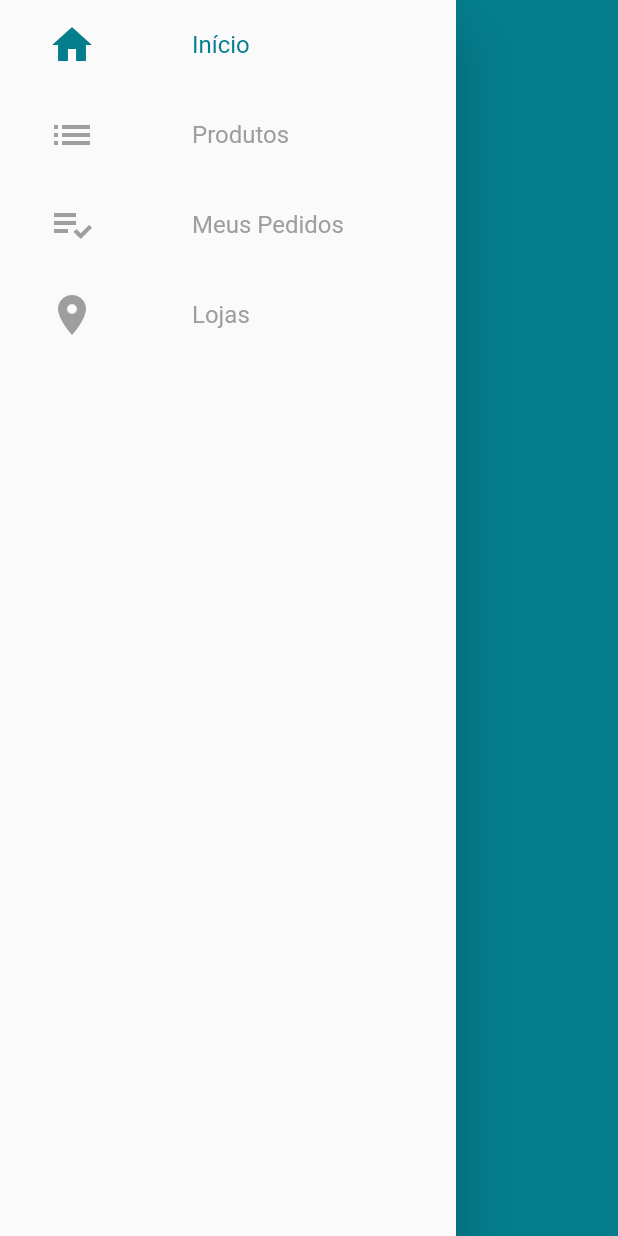
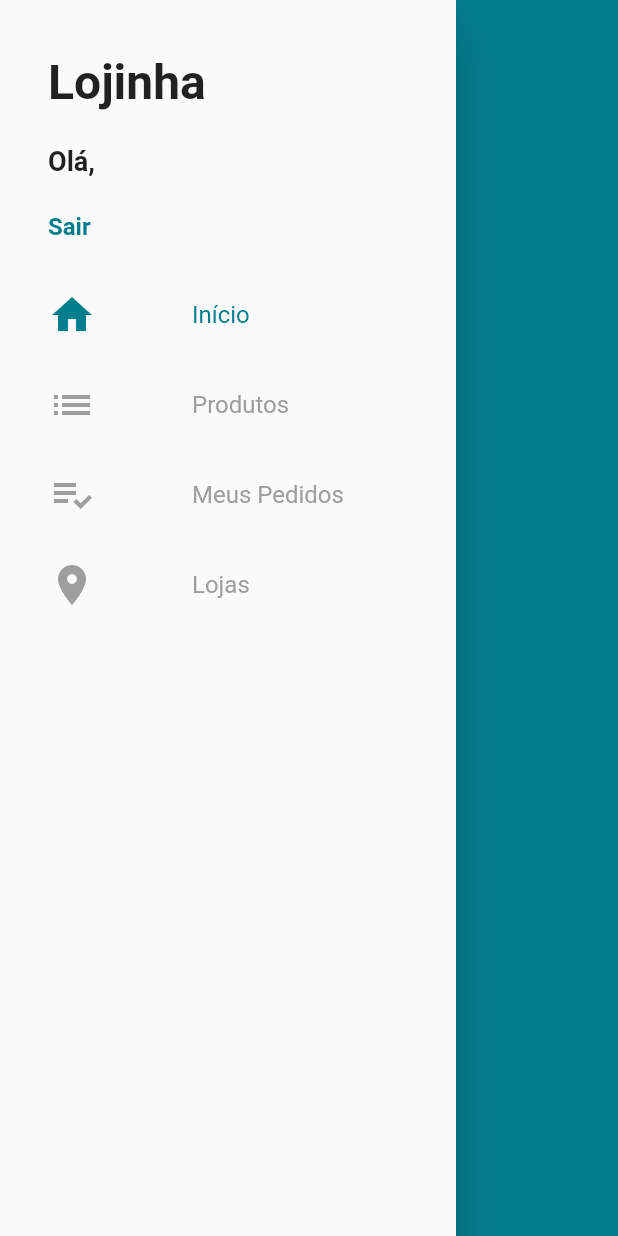
Before and after one commit to Luiz-fss/loja_virtual_completa, a Flutter app: the DrawerCustomizado widget shown alone on an empty page, opened directly, on a phone screen of 412 x 824 dp. Run offline on Flutter 3.47's test engine with Material 2 defaults, Android fonts, the phone set to English and light mode, and no system bars; our stand-ins replace cloud_firestore, firebase_auth, firebase_core; accounts and stored records are empty.

Commit message:
Fazendo o log off e criando o header do custom drawer

```diff
--- /dev/null
+++ b/lib/componentes-gerais/custom-drawer-header.dart
@@ -0,0 +1,66 @@
+import 'package:flutter/material.dart';
+import 'package:loja_virtual_completa/models/gerenciador-usuario.dart';
+import 'package:provider/provider.dart';
+
+class CustomDrawerHeader extends StatelessWidget {
+  CustomDrawerHeader({Key? key}) : super(key: key);
+
+  @override
+  Widget build(BuildContext context) {
+    return Container(
+      padding: const EdgeInsets.fromLTRB(32, 24, 16, 8),
+      height: 180,
+      child: Consumer<GerenciadorUsuario>(
+        builder: (_,gerenciadorUsuario,child){
+          return Column(
+            crossAxisAlignment: CrossAxisAlignment.start,
+            mainAxisAlignment: MainAxisAlignment.spaceAround,
+            children:  [
+              const Text(
+                "Lojinha",
+                style: TextStyle(
+                    fontSize: 32,
+                    fontWeight: FontWeight.bold
+                ),
+              ),
+              Text(
+                "Olá, ${gerenciadorUsuario.usuarioAtual?.nomeCompleto ?? ''}",
+                overflow: TextOverflow.ellipsis,
+                maxLines: 2,
+                style: const TextStyle(
+                  fontSize: 18,
+                  fontWeight: FontWeight.bold
+                ),
+              ),
+              GestureDetector(
+                onTap: (){
+                  if(gerenciadorUsuario.usuarioLogado){
+                    gerenciadorUsuario.signOut();
+                  }else{
+                    Navigator.pushNamed(context, "tela-login");
+                  }
+                },
+                child: Text(
+                 _retornarNomeUsuarioLogado(gerenciadorUsuario),
+                  style: TextStyle(
+                    color: Theme.of(context).primaryColor,
+                    fontSize: 16,
+                    fontWeight: FontWeight.bold
+                  ),
+                ),
+              )
+            ],
+          );
+        },
+      ),
+    );
+  }
+
+  String _retornarNomeUsuarioLogado(GerenciadorUsuario gerenciadorUsuario){
+    if( gerenciadorUsuario.usuarioLogado != null && gerenciadorUsuario.usuarioLogado){
+      return "Sair";
+    }else{
+      return "Entre ou cadastre-se >";
+    }
+  }
+}
--- a/lib/componentes-gerais/drawer-customizado.dart
+++ b/lib/componentes-gerais/drawer-customizado.dart
@@ -1,4 +1,5 @@
 import 'package:flutter/material.dart';
+import 'package:loja_virtual_completa/componentes-gerais/custom-drawer-header.dart';
 import 'package:loja_virtual_completa/componentes-gerais/item-drawer.dart';
 
 class DrawerCustomizado extends StatelessWidget {
@@ -8,7 +9,8 @@ class DrawerCustomizado extends StatelessWidget {
   Widget build(BuildContext context) {
     return Drawer(
       child: ListView(
-        children: const [
+        children:  [
+          CustomDrawerHeader(),
           ItemDrawer(iconData: Icons.home, titulo: "Início",pagina: 0),
           ItemDrawer(iconData: Icons.list, titulo: "Produtos",pagina: 1),
           ItemDrawer(iconData: Icons.playlist_add_check, titulo: "Meus Pedidos",pagina: 2,),
--- a/lib/main.dart
+++ b/lib/main.dart
@@ -5,6 +5,7 @@ import 'package:flutter/material.dart';
 import 'package:loja_virtual_completa/models/gerenciador-usuario.dart';
 import 'package:loja_virtual_completa/models/usuario-model.dart';
 import 'package:loja_virtual_completa/telas/login/cadastro-conta.dart';
+import 'package:loja_virtual_completa/telas/login/tela-login.dart';
 import 'package:loja_virtual_completa/telas/tela-base.dart';
 import 'package:provider/provider.dart';
 
@@ -22,6 +23,7 @@ class MyApp extends StatelessWidget {
   Widget build(BuildContext context) {
     return ChangeNotifierProvider(
       create: (_)=> GerenciadorUsuario(),
+      lazy: false,
       child: MaterialApp(
         title: 'Lojinha',
         debugShowCheckedModeBanner: false,
@@ -39,6 +41,8 @@ class MyApp extends StatelessWidget {
               return MaterialPageRoute(builder: (_)=>TelaBase());
             case "/cadastro-conta":
               return MaterialPageRoute(builder: (_)=> CadastroConta());
+            case "tela-login":
+              return MaterialPageRoute(builder: (_)=> TelaLogin());
             default:
               return MaterialPageRoute(builder: (_)=>TelaBase());
           }
--- a/lib/models/gerenciador-usuario.dart
+++ b/lib/models/gerenciador-usuario.dart
@@ -15,8 +15,9 @@ class GerenciadorUsuario extends ChangeNotifier{
 
   late FirebaseAuth auth;
 
-  late Usuario usuarioAtual;
+  Usuario? usuarioAtual;
   bool loading = false;
+  bool get usuarioLogado => usuarioAtual != null;
 
   Future<void> signIn({required Usuario usuario, required Function onFail, required Function onSucess})async{
     setLoading(true);
@@ -49,7 +50,6 @@ class GerenciadorUsuario extends ChangeNotifier{
       final DocumentSnapshot documentoUsuario = await
       firebaseFirestore.collection("users").doc(usuario.uid).get();
       usuarioAtual = Usuario.fromDocumento(documentoUsuario);
-      print(usuarioAtual.nomeCompleto);
       notifyListeners();
     }
   }
@@ -70,4 +70,11 @@ class GerenciadorUsuario extends ChangeNotifier{
     setLoading(false);
   }
 
+  Future<void> signOut ()async{
+    final FirebaseAuth auth = FirebaseAuth.instance;
+    auth.signOut();
+    usuarioAtual = null;
+    notifyListeners();
+  }
+
 }
--- a/lib/telas/login/cadastro-conta.dart
+++ b/lib/telas/login/cadastro-conta.dart
@@ -116,7 +116,9 @@ class CadastroConta extends StatelessWidget {
                                       backgroundColor: Colors.red,
                                     ));
                                   },
-                                  onSucess: (){}
+                                  onSucess: (){
+                                    Navigator.of(context).pop();
+                                  }
                               );
                             }
                           }
--- a/lib/telas/login/tela-login.dart
+++ b/lib/telas/login/tela-login.dart
@@ -108,7 +108,9 @@ class TelaLogin extends StatelessWidget {
                                     backgroundColor: Colors.red,
                                   ));
                                 },
-                                onSucess: (){});
+                                onSucess: (){
+                                  Navigator.of(context).pop();
+                                });
                           }
                         },
                         style: ButtonStyle(
--- a/lib/telas/tela-base.dart
+++ b/lib/telas/tela-base.dart
@@ -17,7 +17,6 @@ class TelaBase extends StatelessWidget {
           physics: const NeverScrollableScrollPhysics(),
           controller: _pageController,
           children: [
-            TelaLogin(),
             Scaffold(
               drawer: DrawerCustomizado(),
               appBar: AppBar(
```
